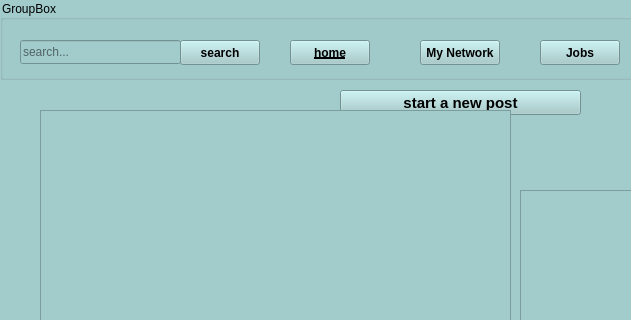
white-vessel/eyd-project, file home.ui: the form before one commit; both pictures show x 0 to 631 and y 0 to 320 of the 1212 by 624 pixel window.
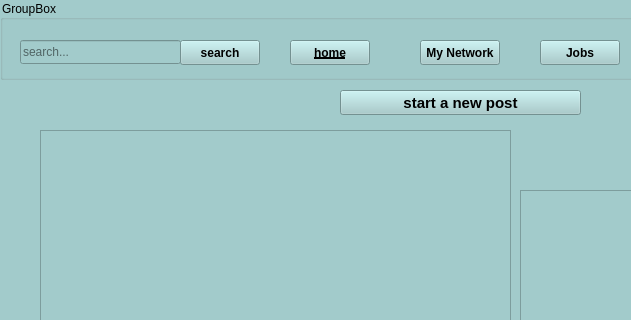
The form after the commit. Icons and pictures are not drawn.

Patch:
```diff
--- a/home.ui
+++ b/home.ui
@@ -216,9 +216,9 @@
     <property name="geometry">
      <rect>
       <x>40</x>
-      <y>110</y>
+      <y>130</y>
       <width>471</width>
-      <height>401</height>
+      <height>381</height>
      </rect>
     </property>
     <property name="widgetResizable">
@@ -230,7 +230,7 @@
        <x>0</x>
        <y>0</y>
        <width>469</width>
-       <height>399</height>
+       <height>379</height>
       </rect>
      </property>
     </widget>
```
Left out of the diff: 14 changed lines with no effect on the pictures.
